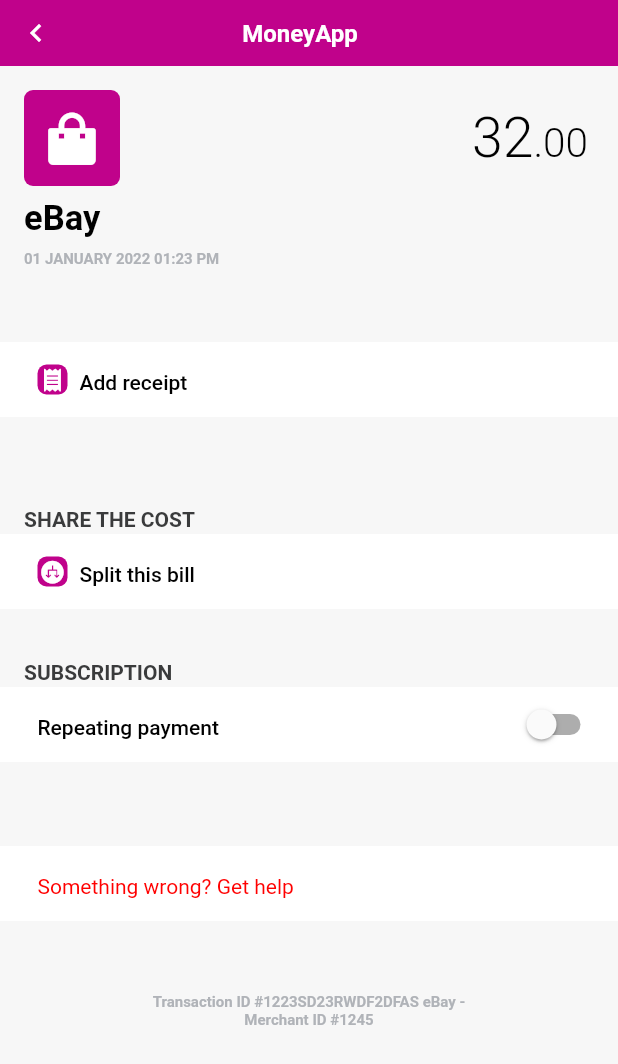
After one commit to yura2000/money_app, a Flutter app: the TransactionDetailsPage screen opened directly, on a phone screen of 412 x 824 dp. The commit adds this screen. Shown: the top 1064 px of the screen. Run offline on Flutter 3.47's test engine with Material 2 defaults, Android fonts, the phone set to English and light mode, and no system bars.

Commit message:
Transaction details screen created

```diff
--- a/lib/constants/colors.dart
+++ b/lib/constants/colors.dart
@@ -7,7 +7,15 @@ class AppColors {
 
   static const Color white = Color(0xFFFFFFFF);
 
-  static const Color grey = Color(0xffE5E5E5);
+  static const Color grey = Color(0xffF7F7F7);
+
+  static const Color black = Color(0xff000000);
+
+  static const Color red = Color(0xffFF0000);
+
+  static const Color secondary = Color(0xffB0B3B8);
 
   static const Color buttonColor = Color(0xffDB7CC1);
+
+  static const Color hower = Color(0xff3A3B3C);
 }
--- /dev/null
+++ b/lib/presentation/transaction_details.dart
@@ -0,0 +1,332 @@
+import 'package:flutter/material.dart';
+import 'package:money/app_icons.dart';
+import 'package:money/constants/colors.dart';
+import 'package:money/constants/dimension.dart';
+
+bool switchValue = false;
+
+class TransactionDetailsPage extends StatefulWidget {
+  const TransactionDetailsPage({Key? key}) : super(key: key);
+
+  @override
+  State<TransactionDetailsPage> createState() => _TransactionDetailsPageState();
+}
+
+class _TransactionDetailsPageState extends State<TransactionDetailsPage> {
+  @override
+  Widget build(BuildContext context) {
+    onSwitchValueChanged(newValue) {
+      setState(() {
+        switchValue = newValue;
+      });
+    }
+
+    return Scaffold(
+      backgroundColor: AppColors.grey,
+      body: SingleChildScrollView(
+        child: Column(
+          crossAxisAlignment: CrossAxisAlignment.start,
+          children: [
+            Material(
+              color: AppColors.purple,
+              child: SizedBox(
+                height: 44 + MediaQuery.of(context).padding.top,
+                width: double.infinity,
+                child: Padding(
+                  padding: EdgeInsets.only(
+                    right: largeSpace,
+                    top: MediaQuery.of(context).padding.top,
+                  ),
+                  child: Stack(
+                    children: [
+                      const Center(
+                        child: Text(
+                          'MoneyApp',
+                          style: TextStyle(
+                            fontSize: 16,
+                            height: 1.38,
+                            fontWeight: FontWeight.w600,
+                            color: Colors.white,
+                          ),
+                        ),
+                      ),
+                      Positioned(
+                        left: largeSpace,
+                        top: mediumSpace,
+                        child: IconButton(
+                          constraints: const BoxConstraints(),
+                          padding: EdgeInsets.zero,
+                          splashRadius: doubleMediumSpace,
+                          onPressed: () {},
+                          icon: const Icon(
+                            Icons.chevron_left,
+                            color: Colors.white,
+                          ),
+                        ),
+                      ),
+                    ],
+                  ),
+                ),
+              ),
+            ),
+            Padding(
+              padding: const EdgeInsets.only(
+                top: doubleLightSpace,
+                left: doubleLightSpace,
+                right: doubleMediumSpace,
+              ),
+              child: Row(
+                children: [
+                  Container(
+                    height: lightSpace * lightSpace,
+                    width: lightSpace * lightSpace,
+                    decoration: const BoxDecoration(
+                      color: AppColors.purple,
+                      borderRadius: BorderRadius.all(
+                        Radius.circular(6),
+                      ),
+                    ),
+                    child: const Icon(
+                      AppIcons.pay,
+                      color: AppColors.white,
+                      size: 35,
+                    ),
+                  ),
+                  const Spacer(),
+                  RichText(
+                    text: const TextSpan(
+                      text: '32',
+                      style: TextStyle(
+                          fontSize: 37,
+                          fontWeight: FontWeight.w300,
+                          color: AppColors.black),
+                      children: <TextSpan>[
+                        TextSpan(
+                          text: '.00',
+                          style: TextStyle(
+                              fontSize: 27,
+                              fontWeight: FontWeight.w300,
+                              color: AppColors.black),
+                        ),
+                      ],
+                    ),
+                  )
+                ],
+              ),
+            ),
+            Padding(
+              padding: const EdgeInsets.only(
+                left: doubleLightSpace,
+                right: doubleMediumSpace,
+              ),
+              child: Column(
+                crossAxisAlignment: CrossAxisAlignment.start,
+                children: const [
+                  Text(
+                    "eBay",
+                    style: TextStyle(
+                      fontSize: 23,
+                      fontWeight: FontWeight.w600,
+                      color: AppColors.black,
+                      height: 1.57,
+                    ),
+                  ),
+                  Text(
+                    '01 JANUARY 2022 01:23 PM',
+                    style: TextStyle(
+                      fontSize: 10,
+                      fontWeight: FontWeight.w600,
+                      color: AppColors.secondary,
+                      height: 2,
+                    ),
+                  ),
+                ],
+              ),
+            ),
+            const SizedBox(height: doubleLargeSpace * 2),
+            WhiteButtons(
+              icon: AppIcons.receipt,
+              name: 'Add receipt',
+              onPressed: () {},
+            ),
+            const Padding(
+              padding: EdgeInsets.only(
+                top: lightSpace * 7,
+                left: doubleLightSpace,
+              ),
+              child: Text(
+                'SHARE THE COST',
+                style: TextStyle(
+                  fontSize: 14,
+                  fontWeight: FontWeight.w600,
+                  color: AppColors.hower,
+                  height: 1.57,
+                ),
+              ),
+            ),
+            WhiteButtons(
+              icon: AppIcons.split,
+              name: 'Split this bill',
+              onPressed: () {},
+            ),
+            const Padding(
+              padding: EdgeInsets.only(
+                top: mediumSpace * 3,
+                left: doubleLightSpace,
+              ),
+              child: Text(
+                'SUBSCRIPTION',
+                style: TextStyle(
+                  fontSize: 14,
+                  fontWeight: FontWeight.w600,
+                  color: AppColors.hower,
+                  height: 1.57,
+                ),
+              ),
+            ),
+            Container(
+              height: mediumSpace * 5,
+              width: double.infinity,
+              color: AppColors.white,
+              padding: const EdgeInsets.only(
+                top: halfMediumSpace * 3,
+                bottom: halfMediumSpace * 3,
+                left: halfMediumSpace * 5,
+                right: largeSpace,
+              ),
+              child: Row(
+                children: [
+                  const Expanded(
+                    child: Text(
+                      'Repeating payment',
+                      style: TextStyle(
+                        fontSize: 14,
+                        fontWeight: FontWeight.w500,
+                        color: AppColors.black,
+                        height: 1.57,
+                      ),
+                    ),
+                  ),
+                  Switch(
+                    activeColor: AppColors.purple,
+                    value: switchValue,
+                    onChanged: (newValue) {
+                      onSwitchValueChanged(newValue);
+                    },
+                  ),
+                ],
+              ),
+            ),
+            const SizedBox(height: lightSpace * 7),
+            Material(
+              color: AppColors.white,
+              child: InkWell(
+                onTap: () {},
+                child: Container(
+                  height: mediumSpace * 5,
+                  width: double.infinity,
+                  padding: const EdgeInsets.only(
+                    top: halfMediumSpace * 3,
+                    bottom: halfMediumSpace * 3,
+                    left: halfMediumSpace * 5,
+                    right: halfMediumSpace,
+                  ),
+                  child: const Text(
+                    'Something wrong? Get help',
+                    style: TextStyle(
+                      fontSize: 14,
+                      fontWeight: FontWeight.w400,
+                      color: AppColors.red,
+                      height: 1.57,
+                    ),
+                  ),
+                ),
+              ),
+            ),
+            const Padding(
+              padding: EdgeInsets.only(
+                right: mediumSpace * 9.5,
+                left: mediumSpace * 9.5,
+                top: doubleLargeSpace * 2,
+                bottom: doubleLargeSpace,
+              ),
+              child: Center(
+                child: Text(
+                  'Transaction ID #1223SD23RWDF2DFAS eBay - Merchant ID #1245',
+                  textAlign: TextAlign.center,
+                  style: TextStyle(
+                    fontSize: 10,
+                    fontWeight: FontWeight.w600,
+                    color: AppColors.secondary,
+                  ),
+                ),
+              ),
+            ),
+          ],
+        ),
+      ),
+    );
+  }
+}
+
+class WhiteButtons extends StatelessWidget {
+  final String name;
+  final void Function()? onPressed;
+  final IconData? icon;
+
+  const WhiteButtons({
+    Key? key,
+    required this.name,
+    required this.onPressed,
+    required this.icon,
+  }) : super(key: key);
+
+  @override
+  Widget build(BuildContext context) {
+    return Material(
+      color: AppColors.white,
+      child: InkWell(
+        onTap: onPressed,
+        child: Container(
+          height: mediumSpace * 5,
+          width: double.infinity,
+          padding: const EdgeInsets.only(
+            top: halfMediumSpace * 3,
+            bottom: halfMediumSpace * 3,
+            left: halfMediumSpace * 5,
+            right: halfMediumSpace * 5,
+          ),
+          child: Row(
+            children: [
+              Container(
+                height: doubleMediumSpace,
+                width: doubleMediumSpace,
+                decoration: const BoxDecoration(
+                  color: AppColors.purple,
+                  borderRadius: BorderRadius.all(
+                    Radius.circular(6),
+                  ),
+                ),
+                child: Icon(
+                  icon,
+                  color: AppColors.white,
+                  size: 15,
+                ),
+              ),
+              const SizedBox(width: lightSpace),
+              Text(
+                name,
+                style: const TextStyle(
+                  fontSize: 14,
+                  fontWeight: FontWeight.w500,
+                  color: AppColors.black,
+                  height: 1.57,
+                ),
+              ),
+            ],
+          ),
+        ),
+      ),
+    );
+  }
+}
```
